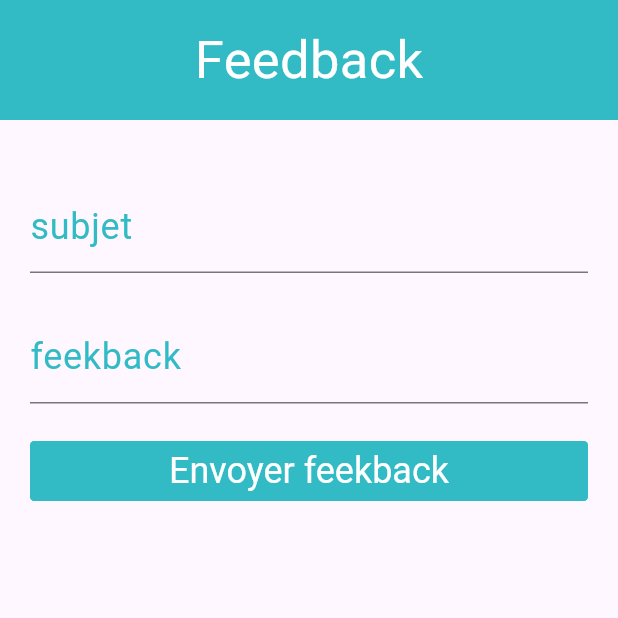
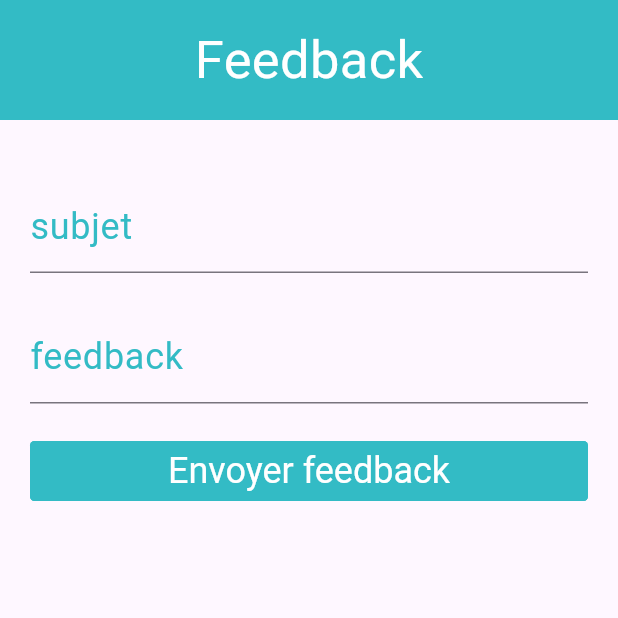
Before and after one commit to GuilavoguiPierre12345/odc_pro, a Flutter app: the MyApp screen opened directly, item 2 of the bottom bar chosen, on a phone screen of 412 x 824 dp, the top half of it. Run offline on Flutter 3.47's test engine with Material 3 defaults, Android fonts, the phone set to English and light mode, and no system bars; drawn by our look-alikes of flutter_form_builder, getwidget; our stand-ins replace cloud_firestore, connectivity_plus, firebase_core, form_builder_validators, geocoding, geolocator and 3 more; missing offline and left inert: flutter_polyline_points, geodesy; accounts and stored records are empty.

Commit message:
update feedback

```diff
--- a/lib/widgets/widget_pages/feekback.dart
+++ b/lib/widgets/widget_pages/feekback.dart
@@ -64,11 +64,11 @@ class _FeekBackState extends State<FeekBack>
                     height: 25,
                   ),
                   InputFrom(
-                      titre: 'feekback',
+                      titre: 'feedback',
                       keyBoard: TextInputType.multiline,
-                      hin: 'votre feekback',
+                      hin: 'votre feedback',
                       nom: 'contenu',
-                      error: 'le feekback est obligatoire'),
+                      error: 'le feedback est obligatoire'),
                   const SizedBox(
                     height: 25,
                   ),
@@ -80,7 +80,7 @@ class _FeekBackState extends State<FeekBack>
                     },
                     textStyle: const TextStyle(fontSize: 24),
                     color: const Color(0xFF33BBC5),
-                    text: "Envoyer feekback",
+                    text: "Envoyer feedback",
                     fullWidthButton: true,
                     size: GFSize.LARGE,
                   )
```
